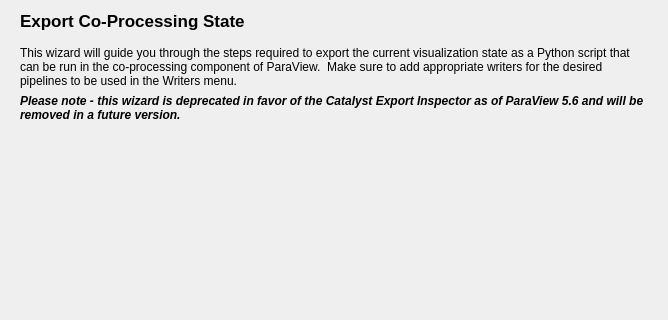
Kitware/ParaView, file Qt/Components/Resources/UI/pqExportStateWizard.ui: the form before one commit; both pictures show x 0 to 668 and y 0 to 320 of the 668 by 908 pixel window.
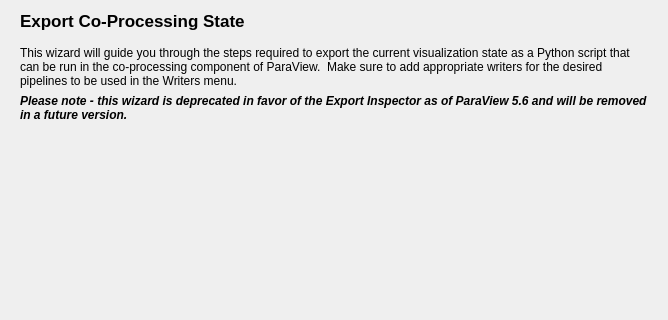
The form after the commit. Custom widgets are drawn as their Qt base class.

Commit message: Rename Catalyst Export Inspector to Export Inspector

The edit to the form file:
```diff
--- a/Qt/Components/Resources/UI/pqExportStateWizard.ui
+++ b/Qt/Components/Resources/UI/pqExportStateWizard.ui
@@ -63,7 +63,7 @@
        </font>
       </property>
       <property name="text">
-       <string>Please note - this wizard is deprecated in favor of the Catalyst Export Inspector as of ParaView 5.6 and will be removed in a future version.</string>
+       <string>Please note - this wizard is deprecated in favor of the Export Inspector as of ParaView 5.6 and will be removed in a future version.</string>
       </property>
       <property name="wordWrap">
        <bool>true</bool>
```
The commit also changes 7 other files.
